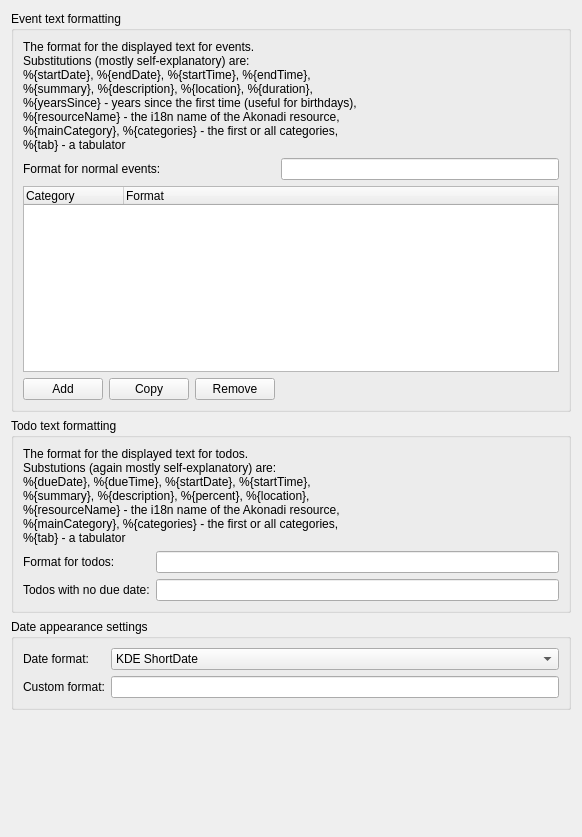
Before: the Qt Designer form src/applet/eventappletformatconfig.ui in KDE/plasmoid-eventlist, drawn with Qt 5.
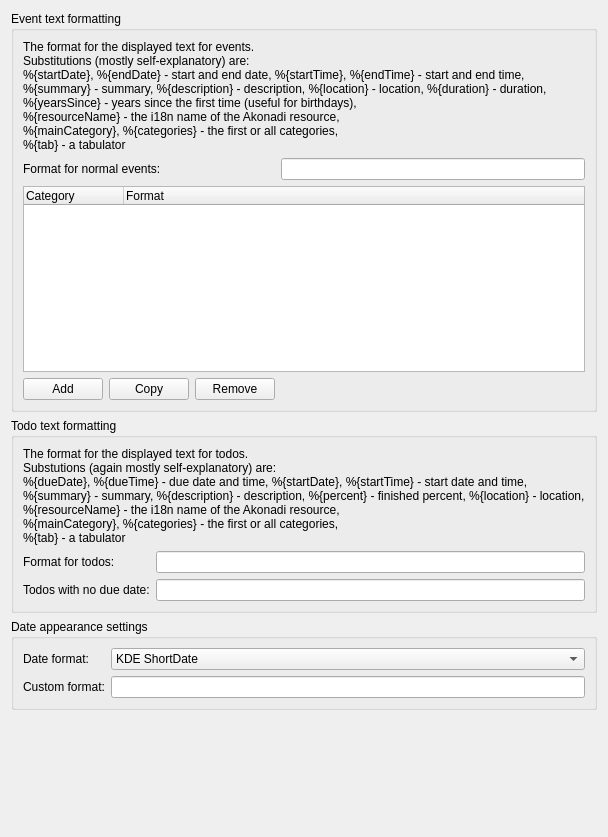
After: the same form once the commit is applied. Custom widgets are drawn as their Qt base class.

The edit to the form file:
```diff
--- a/src/applet/eventappletformatconfig.ui
+++ b/src/applet/eventappletformatconfig.ui
@@ -6,7 +6,7 @@
    <rect>
     <x>0</x>
     <y>0</y>
-    <width>582</width>
+    <width>604</width>
     <height>837</height>
    </rect>
   </property>
@@ -92,8 +92,8 @@
         <property name="text">
          <string>The format for the displayed text for events.
 Substitutions (mostly self-explanatory) are:
-%{startDate}, %{endDate}, %{startTime}, %{endTime},
-%{summary}, %{description}, %{location}, %{duration},
+%{startDate}, %{endDate} - start and end date, %{startTime}, %{endTime} - start and end time,
+%{summary} - summary, %{description} - description, %{location} - location, %{duration} - duration,
 %{yearsSince} - years since the first time (useful for birthdays),
 %{resourceName} - the i18n name of the Akonadi resource,
 %{mainCategory}, %{categories} - the first or all categories,
@@ -115,8 +115,8 @@
         <property name="text">
          <string>The format for the displayed text for todos.
 Substutions (again mostly self-explanatory) are:
-%{dueDate}, %{dueTime}, %{startDate}, %{startTime},
-%{summary}, %{description}, %{percent}, %{location},
+%{dueDate}, %{dueTime} - due date and time, %{startDate}, %{startTime} - start date and time,
+%{summary} - summary, %{description} - description, %{percent} - finished percent, %{location} - location,
 %{resourceName} - the i18n name of the Akonadi resource,
 %{mainCategory}, %{categories} - the first or all categories,
 %{tab} - a tabulator</string>
```
